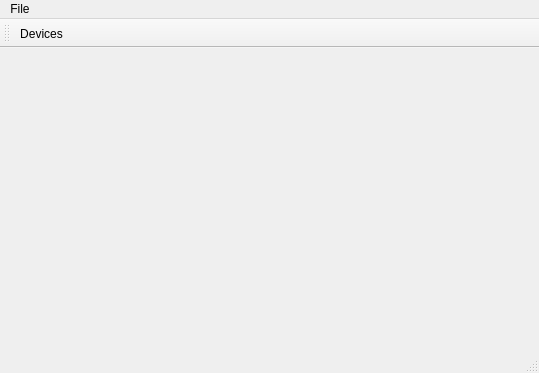
Qt form MainWindow.ui (christian-mv/AudioAcousticAnalyzer) before a commit.
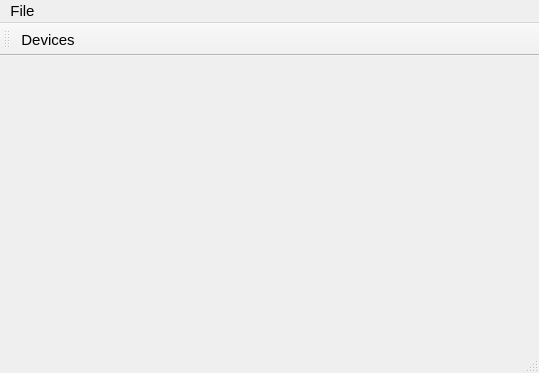
The same form after that commit. Icons and pictures are not drawn.

```diff
--- a/MainWindow.ui
+++ b/MainWindow.ui
@@ -17,6 +17,9 @@
    <iconset resource="resources.qrc">
     <normaloff>:/media/general_icon.png</normaloff>:/media/general_icon.png</iconset>
   </property>
+  <property name="styleSheet">
+   <string notr="true">font-size:11pt;</string>
+  </property>
   <widget class="QWidget" name="centralWidget"/>
   <widget class="QMenuBar" name="menuBar">
    <property name="geometry">
@@ -24,7 +27,7 @@
      <x>0</x>
      <y>0</y>
      <width>539</width>
-     <height>20</height>
+     <height>25</height>
     </rect>
    </property>
    <widget class="QMenu" name="menuFile">
```
